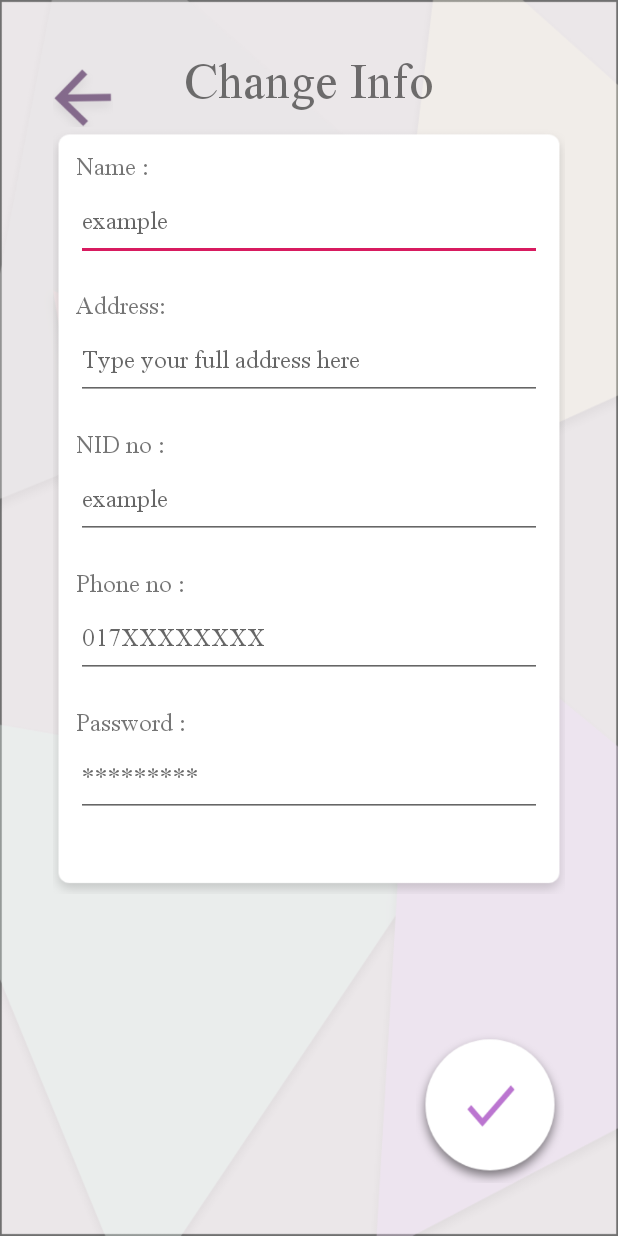
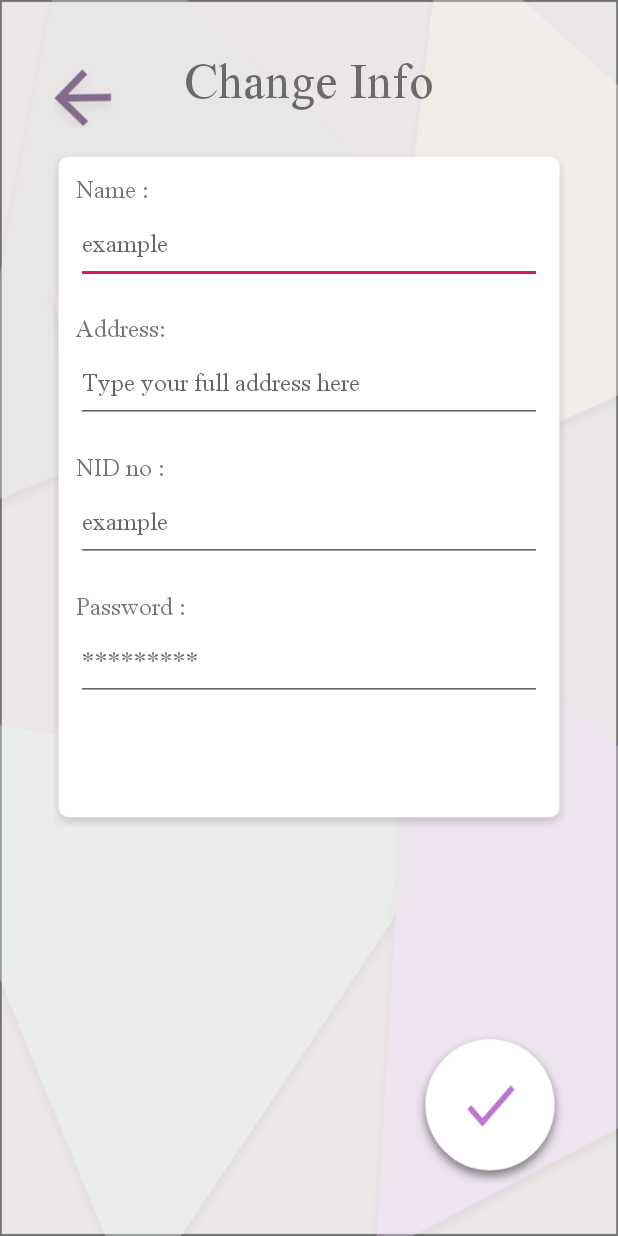
Before and after one commit to Adnan-saky/BashaBari, an Android app: the _16Settings screen opened directly, with no data from a screen before it, on a phone screen of 412 x 824 dp. Run offline under Robolectric (Android 15) with nearby library versions, the light colour scheme and no system bars; our stand-ins replace Firebase (no records; nobody signed in at launch, a user with empty details on screens opened directly); 1 statement that could not run was skipped.

Commit message:
settings work ongoing

```diff
--- a/app/src/main/java/com/example/bashabari/_16Settings.java
+++ b/app/src/main/java/com/example/bashabari/_16Settings.java
@@ -1,5 +1,6 @@
 package com.example.bashabari;
 
+import androidx.annotation.NonNull;
 import androidx.appcompat.app.AppCompatActivity;
 
 import android.app.Activity;
@@ -7,19 +8,47 @@ import android.content.Intent;
 import android.os.Bundle;
 import android.view.View;
 import android.view.inputmethod.InputMethodManager;
+import android.widget.EditText;
 import android.widget.ImageView;
+import android.widget.Toast;
+
+import com.google.firebase.database.DataSnapshot;
+import com.google.firebase.database.DatabaseError;
+import com.google.firebase.database.DatabaseReference;
+import com.google.firebase.database.FirebaseDatabase;
+import com.google.firebase.database.ValueEventListener;
+
+import java.io.BufferedReader;
+import java.io.FileInputStream;
+import java.io.FileOutputStream;
+import java.io.IOException;
+import java.io.InputStreamReader;
 
 public class _16Settings extends AppCompatActivity {
-    ////creating a object to hold the id of arrow button of layout 13
+    ////creating a object to hold the id of arrow button of layout 16
     private ImageView arrow_btn;
+    private DatabaseReference ownerRef;
+    private EditText reg_name, reg_address, reg_NID_NO, reg_pass;
+
 
     @Override
     protected void onCreate(Bundle savedInstanceState) {
         super.onCreate(savedInstanceState);
         setContentView(R.layout.activity__16_settings);
 
-        ////getting the id of arrow button of layout 12
+        ////getting the id of arrow button of layout 13
         arrow_btn =  findViewById(R.id.arrow_btn_16);
+        reg_name = findViewById(R.id.reg_name__16);
+        reg_address = findViewById(R.id.reg_address__16);
+        reg_NID_NO = findViewById(R.id.reg_NID_NO_16);
+        reg_pass = findViewById(R.id.reg_pass__16);
+        ownerRef = FirebaseDatabase.getInstance().getReference().child("Owner Database");
+
+        //.........loading the owner info
+        ownerInfoLoading(readFromFile("369pho369.txt").trim());
+
+
+
         arrow_btn.setOnClickListener(new View.OnClickListener() {
             @Override
             public void onClick(View view) {
@@ -36,4 +65,102 @@ public class _16Settings extends AppCompatActivity {
         inputMethodManager.hideSoftInputFromWindow(view.getWindowToken(),0);
     }
 
+    ///////////////////////////////////////////////////////////////////////////////////////////////////////
+    //...................................owner login  info loading.......................................//
+    public void ownerInfoLoading(final String getPhoneKey) {
+        try {
+            ownerRef.child(getPhoneKey).addValueEventListener(new ValueEventListener() {
+                @Override
+                public void onDataChange(@NonNull DataSnapshot dataSnapshot) {
+                    try {
+
+                        ownerInfo userinf = dataSnapshot.getValue(ownerInfo.class);
+                        if (getPhoneKey.equals(userinf.getPhone_no())) {
+                            reg_name.setText(userinf.getName());
+                            reg_address.setText(userinf.getAddress());
+                            reg_NID_NO.setText(userinf.getNid_no());
+                            reg_pass.setText(userinf.getPassword());
+                            //Toast.makeText(_16Settings.this, "Invalid Phone no or Password", Toast.LENGTH_LONG).show();
+                        }
+
+                    } catch (Exception e) {
+
+                    }
+                }
+                @Override
+                public void onCancelled(@NonNull DatabaseError databaseError) {
+                }
+            });
+        } catch (Exception e) {
+            e.printStackTrace();
+        }
+    }
+
+    ///////////////////////////////////////////////////////////////////////////////////////////////////////////////
+    //.......................................Saving info to database.............................................//
+    public void saveToDatabase(final String name, final String address, final String nid_no, final String phone_no, final String password) {
+        try {
+            ownerRef.child(phone_no).addValueEventListener(new ValueEventListener() {
+                @Override
+                public void onDataChange(@NonNull DataSnapshot dataSnapshot) {
+                    try {
+                        ownerInfo userinf = dataSnapshot.getValue(ownerInfo.class);
+                        if (phone_no.equals(userinf.getPhone_no())) {
+                            ownerInfo usrinf = new ownerInfo(address, name, nid_no, password, phone_no);
+                            String key = phone_no;
+                            ownerRef.child(key).setValue(usrinf);
+                            //toast for showing registration done message
+                            Toast.makeText(getApplicationContext(), "Information Saved", Toast.LENGTH_LONG).show();
+
+                            Intent intent = new Intent(_16Settings.this, _11OwnerMenu.class);
+                            startActivity(intent);
+                        }
+
+                    } catch (Exception e) {
+
+                    }
+                }
+                @Override
+                public void onCancelled(@NonNull DatabaseError databaseError) {
+                }
+            });
+        } catch (Exception e) {
+            e.printStackTrace();
+        }
+    }
+
+    ///////////////////////////////////////////////////////////////////////////////////////////////////////////////
+    //............................Reading database info from locally saved file..................................//
+    private String readFromFile(String File_Name){
+        //This is a file reading method, which will return the string from "File_Name" file
+        String st = null;
+        FileInputStream fis0 = null;
+        try {
+            fis0 =openFileInput(File_Name);
+            InputStreamReader isr = new InputStreamReader(fis0);
+            BufferedReader br = new BufferedReader(isr);
+            StringBuilder sb = new StringBuilder();
+            String text;
+
+            while( (text = br.readLine()) != null ){
+                sb.append(text).append("\n");
+            }
+
+            st = sb.toString();
+
+        } catch (Exception e) {
+            e.printStackTrace();
+        }finally {
+            if(fis0 != null) {
+                try {
+                    fis0.close();
+                } catch (IOException e) {
+                    e.printStackTrace();
+                }
+            }
+        }
+        return st;
+        //returns string
+    }
+
 }
--- a/app/src/main/java/com/example/bashabari/_3Login.java
+++ b/app/src/main/java/com/example/bashabari/_3Login.java
@@ -41,8 +41,8 @@ public class _3Login extends AppCompatActivity {
     public TextView registerButton;
     public ImageView next_btn_3;
     private CheckBox login_as_owner_3;
-    public DatabaseReference ownerRef;
-    public DatabaseReference tenantRef;
+    private DatabaseReference ownerRef;
+    private DatabaseReference tenantRef;
 
     //.................................on create
     @Override
--- a/app/src/main/java/com/example/bashabari/_4Register.java
+++ b/app/src/main/java/com/example/bashabari/_4Register.java
@@ -23,7 +23,7 @@ public class _4Register extends AppCompatActivity {
     //...............................variable declaration for views
     private ImageView next_btn;
     private TextView back_login_btn;
-    DatabaseReference ownerReference;
+    private DatabaseReference ownerReference;
     private EditText Name, Address, Nid_no, Phone_no, Password;
 
     //..................................on create
--- a/app/src/main/res/layout/activity__16_settings.xml
+++ b/app/src/main/res/layout/activity__16_settings.xml
@@ -20,17 +20,7 @@
         android:layout_alignParentLeft="true"
         android:layout_marginTop="10sp"
         android:src="@drawable/arrow_btn" />
-    <TextView
-        android:id="@+id/centerbox"
-        android:layout_width="50sp"
-        android:layout_height="500sp"
-        android:text="            "
-        android:textSize="70sp"
-        android:fontFamily="@font/microsoft_himalaya"
-        android:layout_centerHorizontal="true"
-        android:layout_centerVertical="true"
-        android:paddingTop="80sp"
-        />
+
     <TextView
         android:id="@+id/header_text_16"
         android:layout_width="wrap_content"
@@ -39,12 +29,13 @@
         android:textSize="50sp"
         android:fontFamily="@font/microsoft_himalaya"
         android:layout_centerHorizontal="true"
+        android:paddingBottom="15dp"
         />
     <ImageView
         android:background="@drawable/register_bg"
         android:id="@+id/register_bg"
         android:layout_width="match_parent"
-        android:layout_height="510sp"
+        android:layout_height="450sp"
         android:layout_below="@+id/header_text_16"
         />
     <LinearLayout
@@ -110,23 +101,7 @@
             android:hint="example"
 
             />
-        <TextView
-            android:layout_width="match_parent"
-            android:layout_height="wrap_content"
-            android:text="Phone no :"
-            android:textSize="25sp"
-            android:fontFamily="@font/microsoft_himalaya"
-            />
 
-        <EditText
-            android:id="@+id/reg_Phn_no_16"
-            android:layout_width="match_parent"
-            android:layout_height="wrap_content"
-            android:layout_marginBottom="20sp"
-            android:textSize="25sp"
-            android:fontFamily="@font/microsoft_himalaya"
-            android:hint="017XXXXXXXX"
-            />
 
         <TextView
             android:layout_width="match_parent"
@@ -142,13 +117,12 @@
             android:layout_marginBottom="25sp"
             android:textSize="25sp"
             android:fontFamily="@font/microsoft_himalaya"
-            android:inputType="textPassword"
             android:hint="*********"
 
             />
     </LinearLayout>
     <ImageView
-        android:id="@+id/nextbtn"
+        android:id="@+id/tick_btn_16"
         android:layout_width="100sp"
         android:layout_height="100sp"
         android:layout_alignParentBottom="true"
```
